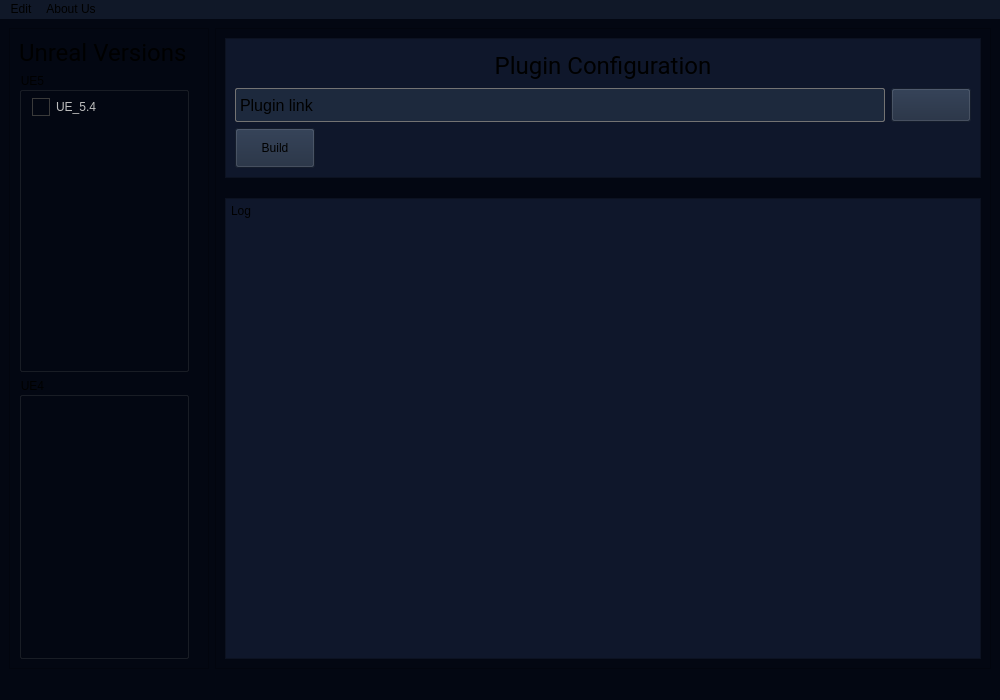
Before: the Qt Designer form PluginBuilder/mainwindow.ui in Mecanes-Org/PluginBuilder-source, drawn with Qt 5.
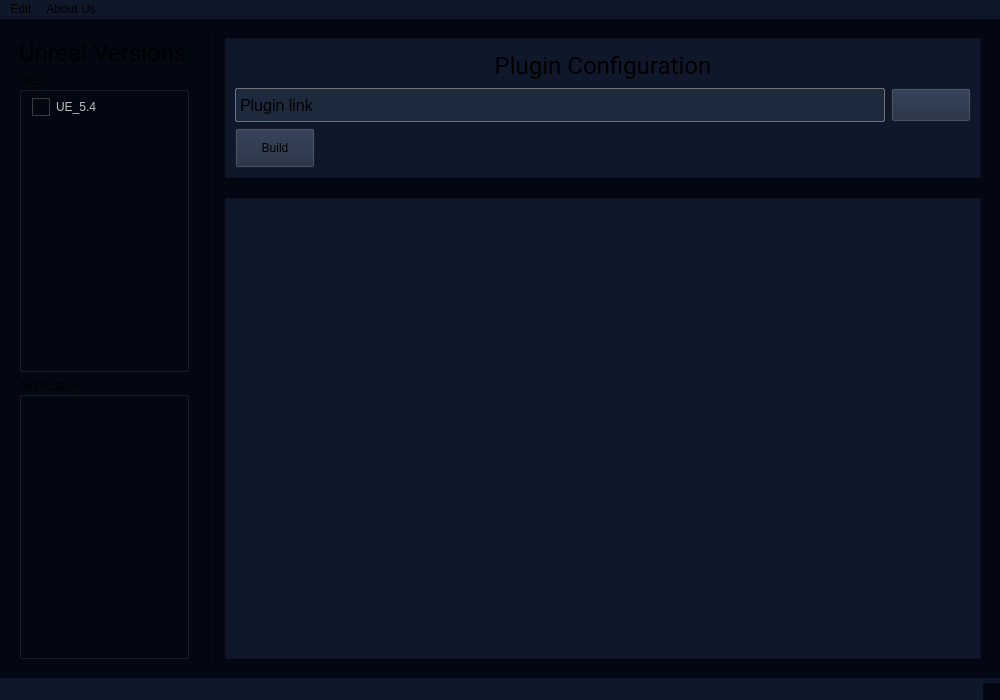
After: the same form once the commit is applied. Icons and pictures are not drawn.

What changed in the file:
```diff
--- a/PluginBuilder/mainwindow.ui
+++ b/PluginBuilder/mainwindow.ui
@@ -498,7 +498,25 @@
    <iconset theme="QIcon::ThemeIcon::WeatherClear"/>
   </property>
   <property name="styleSheet">
-   <string notr="true">background-color: #030712;</string>
+   <string notr="true">QWidget{
+	background-color: #030712;
+}
+
+QMenuBar,  QStatusBar{
+	background-color: #0F172B;
+}
+
+QMenuBar::item:selected{
+	color: #4198EF;
+}
+
+QScrollArea{
+	border: none;
+}
+
+QLabel#label_log{
+	color:  rgba(255, 255, 255, .75);
+}</string>
   </property>
   <property name="documentMode">
    <bool>false</bool>
@@ -622,7 +640,7 @@
               <item>
                <widget class="QScrollArea" name="scrollArea">
                 <property name="styleSheet">
-                 <string notr="true">border: none;</string>
+                 <string notr="true"/>
                 </property>
                 <property name="widgetResizable">
                  <bool>true</bool>
@@ -703,7 +721,7 @@
             </widget>
            </item>
            <item>
-            <widget class="QGroupBox" name="groupBox_UE4">
+            <widget class="QGroupBox" name="groupBox_notif">
              <property name="minimumSize">
               <size>
                <width>170</width>
@@ -717,7 +735,7 @@
               </size>
              </property>
              <property name="title">
-              <string>UE4</string>
+              <string>Notifications</string>
              </property>
             </widget>
            </item>
@@ -949,19 +967,71 @@
                <number>5</number>
               </property>
               <item>
-               <widget class="QLabel" name="label_log">
-                <property name="styleSheet">
-                 <string notr="true"/>
+               <widget class="QScrollArea" name="scrollArea_log">
+                <property name="sizePolicy">
+                 <sizepolicy hsizetype="Minimum" vsizetype="Expanding">
+                  <horstretch>0</horstretch>
+                  <verstretch>0</verstretch>
+                 </sizepolicy>
                 </property>
-                <property name="text">
-                 <string>Log</string>
+                <property name="widgetResizable">
+                 <bool>true</bool>
                 </property>
                 <property name="alignment">
                  <set>Qt::AlignmentFlag::AlignLeading|Qt::AlignmentFlag::AlignLeft|Qt::AlignmentFlag::AlignTop</set>
                 </property>
-                <property name="wordWrap">
-                 <bool>true</bool>
-                </property>
+                <widget class="QWidget" name="scrollAreaWidgetContents">
+                 <property name="geometry">
+                  <rect>
+                   <x>0</x>
+                   <y>0</y>
+                   <width>740</width>
+                   <height>443</height>
+                  </rect>
+                 </property>
+                 <layout class="QVBoxLayout" name="verticalLayout_9">
+                  <property name="topMargin">
+                   <number>10</number>
+                  </property>
+                  <property name="bottomMargin">
+                   <number>10</number>
+                  </property>
+                  <item alignment="Qt::AlignmentFlag::AlignTop">
+                   <widget class="QLabel" name="label_log">
+                    <property name="sizePolicy">
+                     <sizepolicy hsizetype="Ignored" vsizetype="Maximum">
+                      <horstretch>0</horstretch>
+                      <verstretch>0</verstretch>
+                     </sizepolicy>
+                    </property>
+                    <property name="frameShadow">
+                     <enum>QFrame::Shadow::Plain</enum>
+                    </property>
+                    <property name="text">
+                     <string/>
+                    </property>
+                    <property name="textFormat">
+                     <enum>Qt::TextFormat::AutoText</enum>
+                    </property>
+                    <property name="scaledContents">
+                     <bool>true</bool>
+                    </property>
+                    <property name="alignment">
+                     <set>Qt::AlignmentFlag::AlignLeading|Qt::AlignmentFlag::AlignLeft|Qt::AlignmentFlag::AlignTop</set>
+                    </property>
+                    <property name="wordWrap">
+                     <bool>true</bool>
+                    </property>
+                    <property name="indent">
+                     <number>-1</number>
+                    </property>
+                    <property name="openExternalLinks">
+                     <bool>false</bool>
+                    </property>
+                   </widget>
+                  </item>
+                 </layout>
+                </widget>
                </widget>
               </item>
              </layout>
@@ -986,13 +1056,7 @@
     </rect>
    </property>
    <property name="styleSheet">
-    <string notr="true">QMenuBar{
-	background-color: #101828;
-}
-
-QMenuBar::item:selected{
-	color: #4198EF;
-}</string>
+    <string notr="true"/>
    </property>
    <widget class="QMenu" name="menuSettings">
     <property name="font">
@@ -1024,7 +1088,6 @@
     <property name="title">
      <string>About Us</string>
     </property>
-    <addaction name="actionDiscord"/>
    </widget>
    <addaction name="menuSettings"/>
    <addaction name="menuAbout_Us"/>
```
